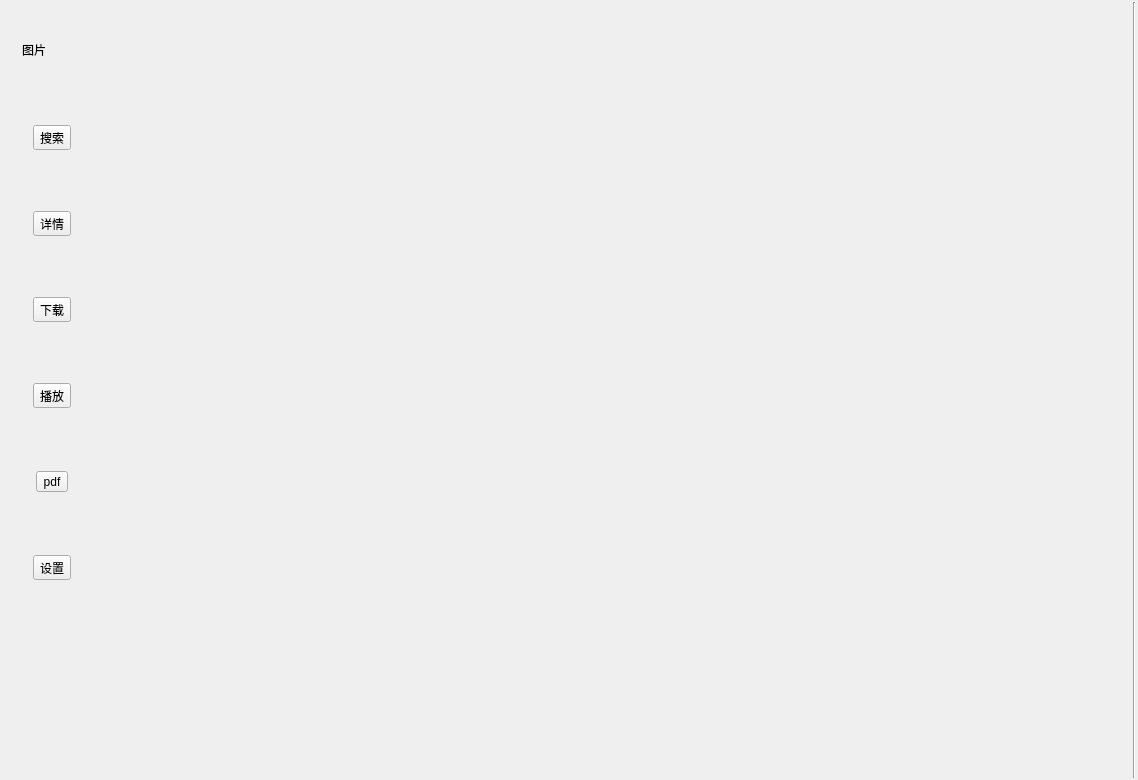
First picture: the form in view/ui/home.ui, repository lrzjbyx/downloader, before the edit.
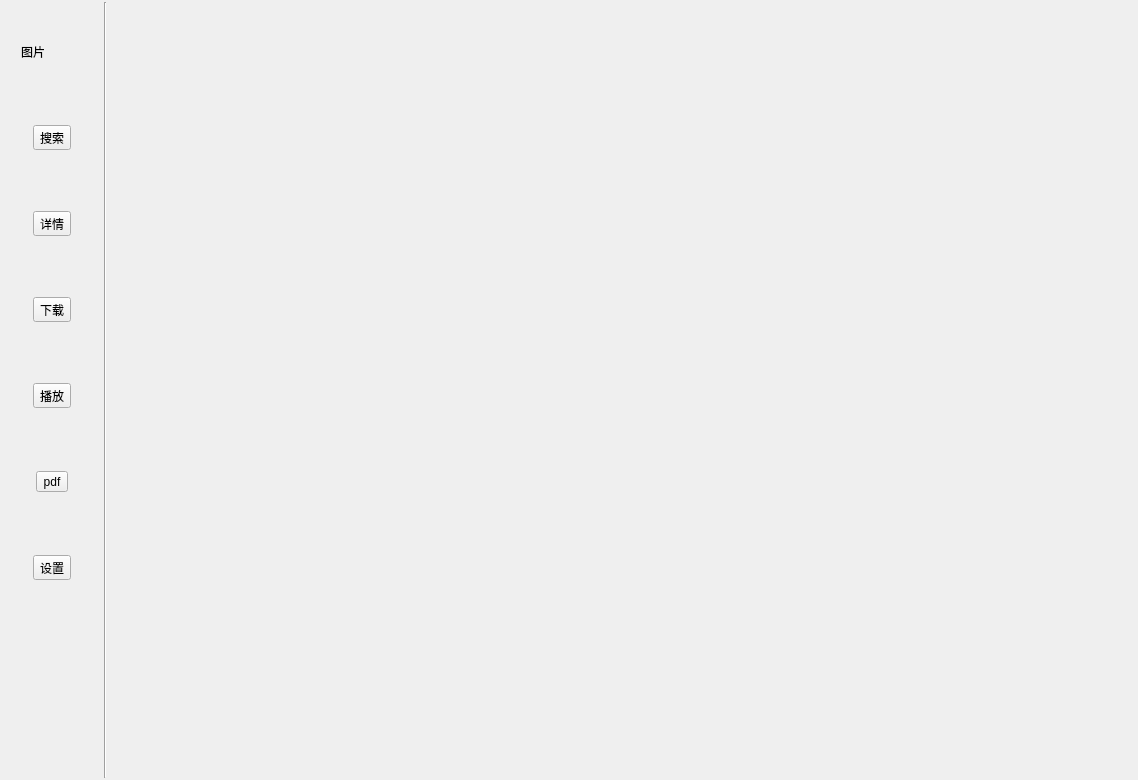
Second picture: the form after the edit.

Diff of the .ui file:
```diff
--- a/view/ui/home.ui
+++ b/view/ui/home.ui
@@ -71,19 +71,15 @@
            <height>80</height>
           </size>
          </property>
-         <widget class="QLabel" name="label">
-          <property name="geometry">
-           <rect>
-            <x>10</x>
-            <y>30</y>
-            <width>58</width>
-            <height>16</height>
-           </rect>
-          </property>
-          <property name="text">
-           <string>图片</string>
-          </property>
-         </widget>
+         <layout class="QVBoxLayout" name="verticalLayout_2">
+          <item>
+           <widget class="QLabel" name="loginPic">
+            <property name="text">
+             <string>图片</string>
+            </property>
+           </widget>
+          </item>
+         </layout>
         </widget>
        </item>
        <item>
@@ -342,9 +338,6 @@
       </layout>
      </widget>
     </item>
-    <item>
-     <widget class="QWidget" name="widget_2" native="true"/>
-    </item>
     <item>
      <widget class="Line" name="line">
       <property name="orientation">
@@ -352,6 +345,16 @@
       </property>
      </widget>
     </item>
+    <item>
+     <widget class="QWidget" name="frame" native="true">
+      <property name="sizePolicy">
+       <sizepolicy hsizetype="Expanding" vsizetype="Expanding">
+        <horstretch>0</horstretch>
+        <verstretch>0</verstretch>
+       </sizepolicy>
+      </property>
+     </widget>
+    </item>
    </layout>
   </widget>
  </widget>
```
Left out of the diff: 8 changed lines with no effect on the pictures.
